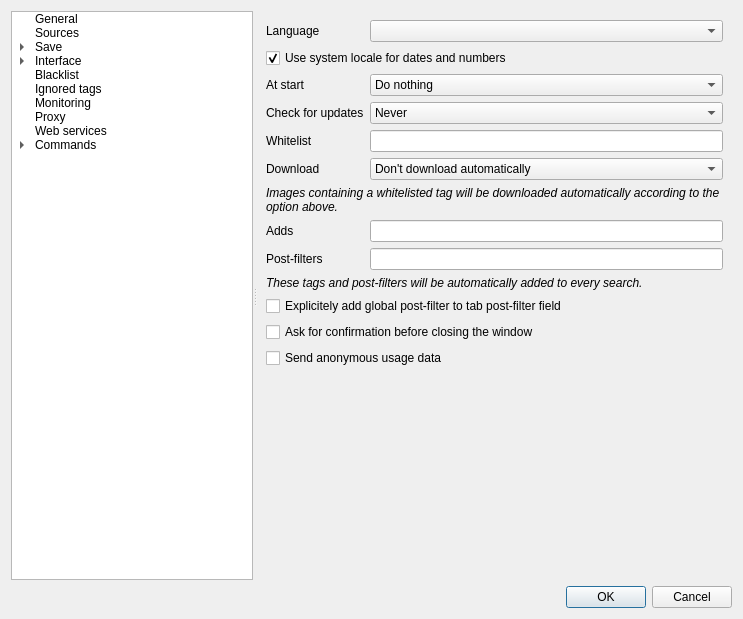
First picture: the form in src/gui/src/settings/options-window.ui, repository Bionus/imgbrd-grabber, before the edit.
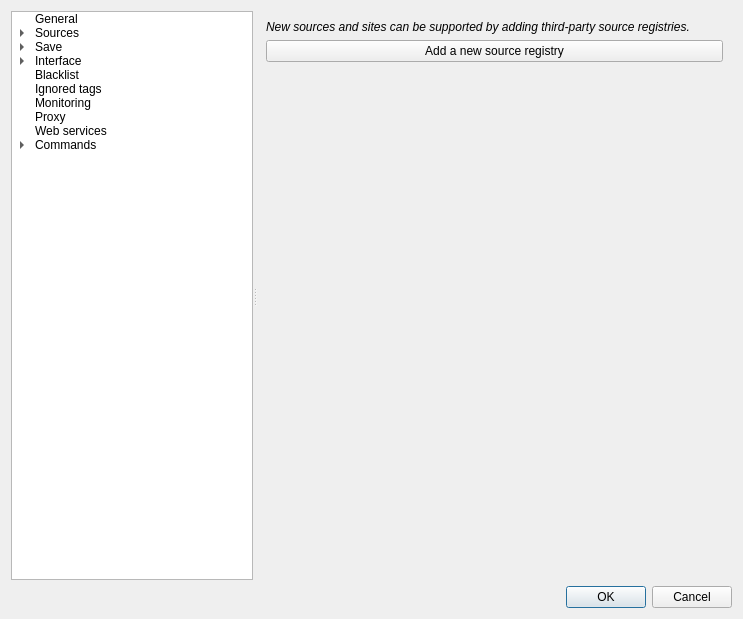
Second picture: the form after the edit. The open tabs and pages were chosen to show the change. Icons and pictures are not drawn.

Commit message: Start support for source registries

The edit to the form file:
```diff
--- a/src/gui/src/settings/options-window.ui
+++ b/src/gui/src/settings/options-window.ui
@@ -63,6 +63,11 @@
        <property name="text">
         <string>Sources</string>
        </property>
+       <item>
+        <property name="text">
+         <string>Registries</string>
+        </property>
+       </item>
       </item>
       <item>
        <property name="text">
@@ -629,6 +634,45 @@
         </item>
        </layout>
       </widget>
+      <widget class="QWidget" name="pageSourcesRegistries">
+       <layout class="QVBoxLayout" name="verticalLayout_14">
+        <item>
+         <widget class="QLabel" name="labelSourcesRegistriesHelp">
+          <property name="font">
+           <font>
+            <italic>true</italic>
+           </font>
+          </property>
+          <property name="text">
+           <string>New sources and sites can be supported by adding third-party source registries.</string>
+          </property>
+         </widget>
+        </item>
+        <item>
+         <layout class="QGridLayout" name="layoutSourcesRegistries"/>
+        </item>
+        <item>
+         <widget class="QPushButton" name="buttonAddSourceRegistry">
+          <property name="text">
+           <string>Add a new source registry</string>
+          </property>
+         </widget>
+        </item>
+        <item>
+         <spacer name="verticalSpacer_7">
+          <property name="orientation">
+           <enum>Qt::Vertical</enum>
+          </property>
+          <property name="sizeHint" stdset="0">
+           <size>
+            <width>0</width>
+            <height>0</height>
+           </size>
+          </property>
+         </spacer>
+        </item>
+       </layout>
+      </widget>
       <widget class="QWidget" name="pageSave">
        <layout class="QFormLayout" name="formLayout_17">
         <property name="fieldGrowthPolicy">
@@ -1125,8 +1169,8 @@
               </property>
               <property name="sizeHint" stdset="0">
                <size>
-                <width>20</width>
-                <height>40</height>
+                <width>0</width>
+                <height>0</height>
                </size>
               </property>
              </spacer>
```
Left out of the diff: 1 changed line with no effect on the pictures. The commit also changes 9 other files.
